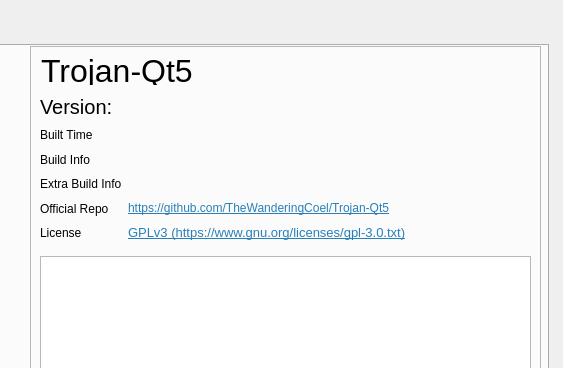
The window that ui/aboutdialog.ui (Trojan-Qt5/Trojan-Qt5) describes before a commit, drawn with Qt 5; both pictures show x 252 to 815 and y 0 to 368 of the 815 by 544 pixel window.
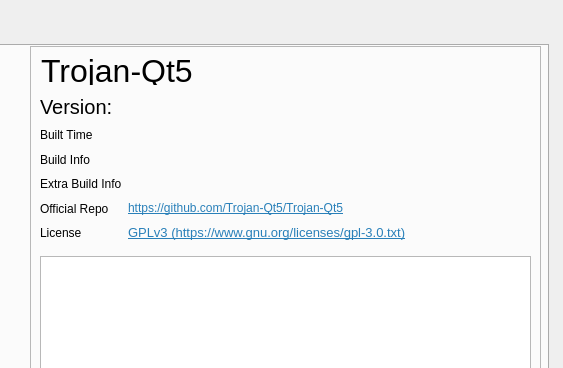
The same window after the commit. Icons and pictures are not drawn. Custom widgets are drawn as their Qt base class.

```diff
--- a/ui/aboutdialog.ui
+++ b/ui/aboutdialog.ui
@@ -211,7 +211,7 @@
           </sizepolicy>
          </property>
          <property name="text">
-          <string notr="true">&lt;html&gt;&lt;head/&gt;&lt;body&gt;&lt;p&gt;&lt;a href=&quot;https://github.com/TheWanderingCoel/Trojan-Qt&quot;&gt;&lt;span style=&quot; text-decoration: underline; color:#2980b9;&quot;&gt;https://github.com/TheWanderingCoel/Trojan-Qt5&lt;/span&gt;&lt;/a&gt;&lt;/p&gt;&lt;/body&gt;&lt;/html&gt;</string>
+          <string notr="true">&lt;html&gt;&lt;head/&gt;&lt;body&gt;&lt;p&gt;&lt;a href=&quot;https://github.com/Trojan-Qt5/Trojan-Qt&quot;&gt;&lt;span style=&quot; text-decoration: underline; color:#2980b9;&quot;&gt;https://github.com/Trojan-Qt5/Trojan-Qt5&lt;/span&gt;&lt;/a&gt;&lt;/p&gt;&lt;/body&gt;&lt;/html&gt;</string>
          </property>
          <property name="textFormat">
           <enum>Qt::RichText</enum>
```
